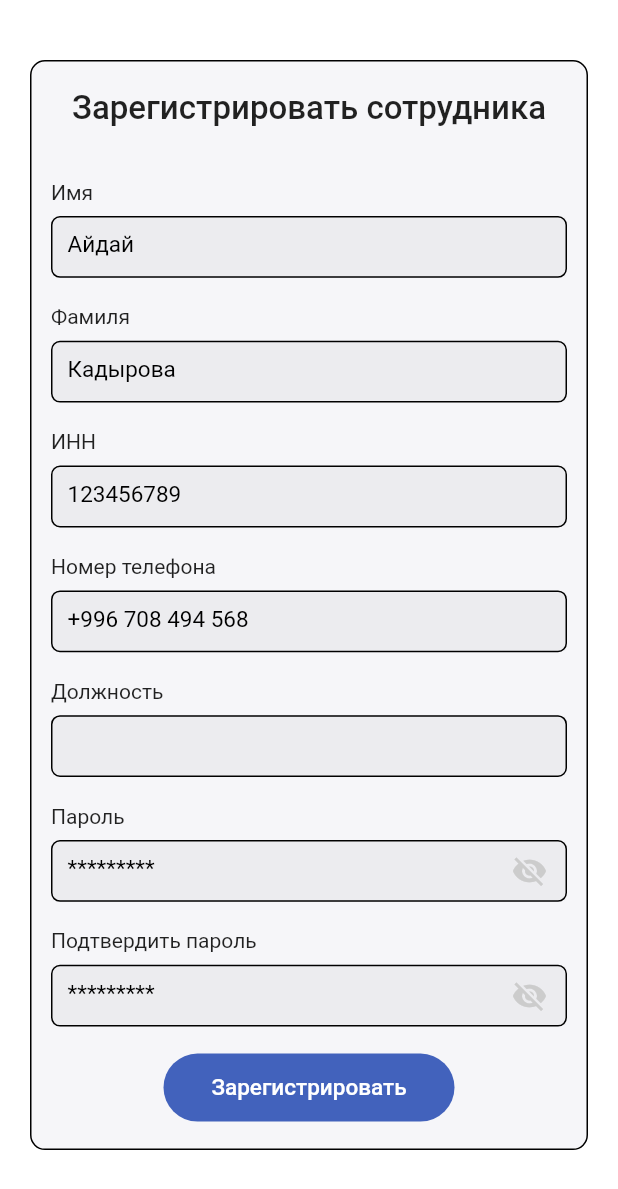
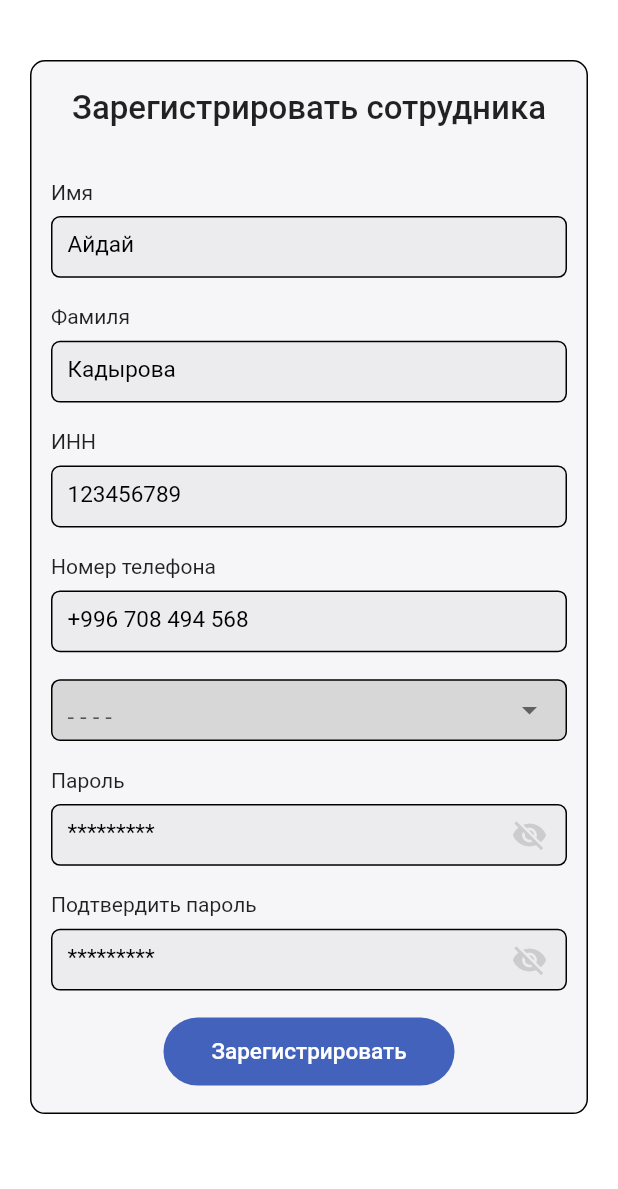
Before and after one commit to Cholponai01/register_form, a Flutter app: the screen it shows after launch, after a tap on "Вход", on a phone screen of 412 x 824 dp. Shown: the top 1189 px of the screen. Run offline on Flutter 3.47's test engine with Material 2 defaults, Android fonts, the phone set to English and light mode, and no system bars.

Commit message:
extract widgets

```diff
--- a/lib/config/theme/app_colors.dart
+++ b/lib/config/theme/app_colors.dart
@@ -3,7 +3,7 @@ import 'package:flutter/material.dart';
 class AppColors {
   static const backgroundColor = Color(0xffFFFFFF);
   static const blue = Color(0xff4262BC);
-  static const textGrey = Color(0xffCCCCCC);
-  static const greyBg = Color(0xffF6F6F9);
+  static const grey = Color(0xffCCCCCC);
+  static const lightGrey = Color(0xffF6F6F9);
   static const black = Colors.black;
 }
--- a/lib/main.dart
+++ b/lib/main.dart
@@ -1,6 +1,5 @@
 import 'package:flutter/material.dart';
 import 'package:register_form/presentation/page/credential/sign_in_page.dart';
-import 'package:register_form/presentation/page/credential/sign_up_page.dart';
 
 void main() {
   runApp(MyApp());
--- a/lib/presentation/page/credential/sign_in_page.dart
+++ b/lib/presentation/page/credential/sign_in_page.dart
@@ -22,7 +22,7 @@ class SignInPage extends StatelessWidget {
               width: double.infinity,
               height: MediaQuery.of(context).size.height / 2.5,
               decoration: BoxDecoration(
-                color: AppColors.greyBg,
+                color: AppColors.lightGrey,
                 borderRadius: BorderRadius.circular(10),
                 border: Border.all(
                   color: AppColors.black,
--- a/lib/presentation/page/credential/sign_up_page.dart
+++ b/lib/presentation/page/credential/sign_up_page.dart
@@ -2,6 +2,7 @@ import 'package:flutter/material.dart';
 import 'package:register_form/config/theme/app_colors.dart';
 import 'package:register_form/presentation/page/credential/sign_in_page.dart';
 import 'package:register_form/presentation/widgets/button_container_widget.dart';
+import 'package:register_form/presentation/widgets/dropdown_button_container_widget.dart';
 import 'package:register_form/presentation/widgets/form_container_widget.dart';
 
 class SignUpPage extends StatefulWidget {
@@ -22,7 +23,7 @@ class _SignUpPageState extends State<SignUpPage> {
         child: Container(
           width: double.infinity,
           decoration: BoxDecoration(
-            color: AppColors.greyBg,
+            color: AppColors.lightGrey,
             borderRadius: BorderRadius.circular(10),
             border: Border.all(
               color: AppColors.black,
@@ -96,14 +97,30 @@ class _SignUpPageState extends State<SignUpPage> {
                   const SizedBox(
                     height: 18,
                   ),
-                  Text(
-                    "Должность",
-                    style: theme.textTheme.bodyMedium,
+                  GenderSelectionFormField(
+                    hintText: '- - - -',
+                    onSaved: (value) {
+                      // Seçilen değeri kaydetmek için
+                    },
+                    validator: (value) {
+                      if (value == null) {
+                        return 'Cinsiyet seçimi zorunlu';
+                      }
+                      return null;
+                    },
+                    onChanged: (value) {
+                      // Seçilen değerle işlemler yapmak için
+                    },
                   ),
-                  const SizedBox(
-                    height: 8,
-                  ),
-                  const FormContainerWidget(),
+
+                  // Text(
+                  //   "Должность",
+                  //   style: theme.textTheme.bodyMedium,
+                  // ),
+                  // const SizedBox(
+                  //   height: 8,
+                  // ),
+                  // const FormContainerWidget(),
                   const SizedBox(
                     height: 18,
                   ),
--- a/lib/presentation/page/password_recovery/password_recovery.dart
+++ b/lib/presentation/page/password_recovery/password_recovery.dart
@@ -21,7 +21,7 @@ class PasswordRecoveryPage extends StatelessWidget {
               width: double.infinity,
               height: MediaQuery.of(context).size.height / 1.9,
               decoration: BoxDecoration(
-                color: AppColors.greyBg,
+                color: AppColors.lightGrey,
                 borderRadius: BorderRadius.circular(10),
                 border: Border.all(
                   color: AppColors.black,
--- a/lib/presentation/page/password_recovery/password_recovery_phone_number.dart
+++ b/lib/presentation/page/password_recovery/password_recovery_phone_number.dart
@@ -21,7 +21,7 @@ class PasswordRecoveryPhoneNumPage extends StatelessWidget {
               width: double.infinity,
               height: MediaQuery.of(context).size.height / 2.5,
               decoration: BoxDecoration(
-                color: AppColors.greyBg,
+                color: AppColors.lightGrey,
                 borderRadius: BorderRadius.circular(10),
                 border: Border.all(
                   color: AppColors.black,
--- a/lib/presentation/page/password_recovery/password_recovery_sms.dart
+++ b/lib/presentation/page/password_recovery/password_recovery_sms.dart
@@ -1,7 +1,6 @@
 import 'package:flutter/material.dart';
 import 'package:register_form/config/config.dart';
 import 'package:register_form/presentation/page/password_recovery/password_recovery.dart';
-import 'package:register_form/presentation/page/password_recovery/password_recovery_phone_number.dart';
 import 'package:register_form/presentation/widgets/button_container_widget.dart';
 import 'package:register_form/presentation/widgets/form_container_widget.dart';
 
@@ -22,7 +21,7 @@ class PasswordRecoverySMSPage extends StatelessWidget {
               width: double.infinity,
               height: MediaQuery.of(context).size.height / 2.5,
               decoration: BoxDecoration(
-                color: AppColors.greyBg,
+                color: AppColors.lightGrey,
                 borderRadius: BorderRadius.circular(10),
                 border: Border.all(
                   color: AppColors.black,
@@ -39,8 +38,8 @@ class PasswordRecoverySMSPage extends StatelessWidget {
                       Center(
                         child: Text(
                           "Восстановление пароля",
-                            style: theme.textTheme.bodyLarge
-                                ?.copyWith(fontSize: 22),
+                          style:
+                              theme.textTheme.bodyLarge?.copyWith(fontSize: 22),
                         ),
                       ),
                       const SizedBox(
@@ -112,7 +111,8 @@ class PasswordRecoverySMSPage extends StatelessWidget {
                       ),
                     ],
                   ),
-                  )),
+                ),
+              ),
             ),
           ],
         ),
--- /dev/null
+++ b/lib/presentation/widgets/dropdown_button_container_widget.dart
@@ -0,0 +1,68 @@
+import 'package:flutter/material.dart';
+
+class GenderSelectionFormField extends StatefulWidget {
+  final String? hintText;
+  final FormFieldSetter<String>? onSaved;
+  final FormFieldValidator<String>? validator;
+  final void Function(String?)? onChanged;
+
+  const GenderSelectionFormField({
+    Key? key,
+    this.hintText,
+    this.onSaved,
+    this.validator,
+    this.onChanged,
+  }) : super(key: key);
+
+  @override
+  State<GenderSelectionFormField> createState() =>
+      _GenderSelectionFormFieldState();
+}
+
+class _GenderSelectionFormFieldState extends State<GenderSelectionFormField> {
+  String? selectedGender;
+
+  @override
+  Widget build(BuildContext context) {
+    return Container(
+      width: double.infinity,
+      height: MediaQuery.of(context).size.height * 0.05,
+      decoration: BoxDecoration(
+        color: Colors.grey[300],
+        borderRadius: BorderRadius.circular(6),
+        border: Border.all(
+          color: Colors.black,
+          width: 1,
+        ),
+      ),
+      child: DropdownButtonFormField<String>(
+        value: selectedGender,
+        onChanged: (String? newValue) {
+          setState(() {
+            selectedGender = newValue;
+          });
+          if (widget.onChanged != null) {
+            widget.onChanged!(newValue);
+          }
+        },
+        items: <String>['Erkek', 'Kız']
+            .map<DropdownMenuItem<String>>((String value) {
+          return DropdownMenuItem<String>(
+            value: value,
+            child: Text(value),
+          );
+        }).toList(),
+        decoration: InputDecoration(
+          border: InputBorder.none,
+          filled: true,
+          hintText: widget.hintText,
+          hintStyle: TextStyle(color: Colors.black, fontSize: 15),
+          contentPadding:
+              const EdgeInsets.only(left: 10.0, top: 4.0, bottom: 4.0),
+        ),
+        onSaved: widget.onSaved,
+        validator: widget.validator,
+      ),
+    );
+  }
+}
--- a/lib/presentation/widgets/form_container_widget.dart
+++ b/lib/presentation/widgets/form_container_widget.dart
@@ -38,7 +38,7 @@ class _FormContainerWidgetState extends State<FormContainerWidget> {
       width: double.infinity,
       height: MediaQuery.of(context).size.height * 0.05,
       decoration: BoxDecoration(
-        color: AppColors.greyBg,
+        color: AppColors.lightGrey,
         borderRadius: BorderRadius.circular(6),
         border: Border.all(
           color: AppColors.black,
@@ -74,7 +74,7 @@ class _FormContainerWidgetState extends State<FormContainerWidget> {
                     _obscureText ? Icons.visibility_off : Icons.visibility,
                     color: _obscureText == false
                         ? AppColors.black
-                        : AppColors.textGrey,
+                        : AppColors.grey,
                   )
                 : const Text(""),
           ),
```
Lines whose indentation alone changed are shown as unchanged.
